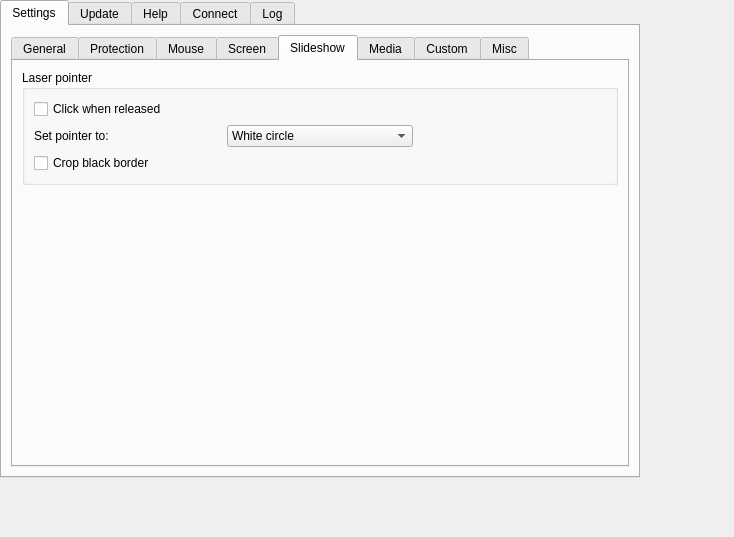
First picture: the form in Source/MacOS/RemoteControlServer/mainwindow.ui, repository Steppschuh/RemoteControlServer, before the edit.
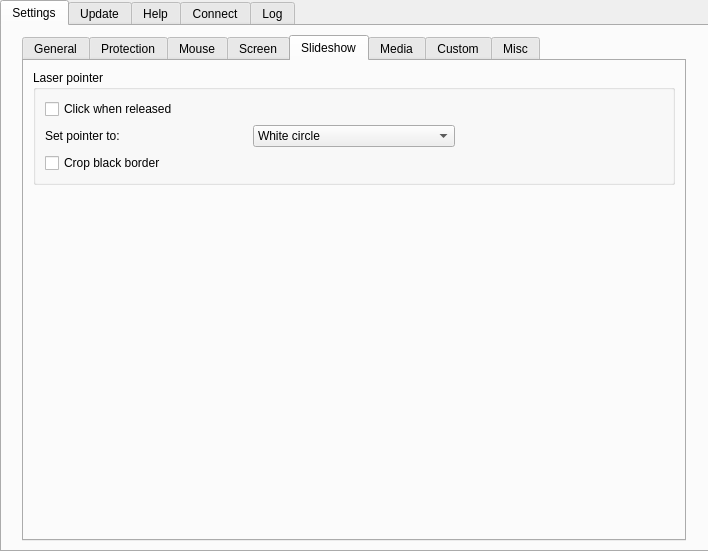
Second picture: the form after the edit. Icons and pictures are not drawn.

Commit message: Fixed width in mainwindow

```diff
--- a/Source/MacOS/RemoteControlServer/mainwindow.ui
+++ b/Source/MacOS/RemoteControlServer/mainwindow.ui
@@ -6,8 +6,8 @@
    <rect>
     <x>0</x>
     <y>0</y>
-    <width>734</width>
-    <height>537</height>
+    <width>708</width>
+    <height>551</height>
    </rect>
   </property>
   <property name="sizePolicy">
@@ -20,6 +20,14 @@
    <string>MainWindow</string>
   </property>
   <widget class="QWidget" name="centralwidget">
+   <property name="geometry">
+    <rect>
+     <x>0</x>
+     <y>0</y>
+     <width>709</width>
+     <height>552</height>
+    </rect>
+   </property>
    <layout class="QHBoxLayout" name="horizontalLayout">
     <item>
      <widget class="QTabWidget" name="mainTabs">
```
